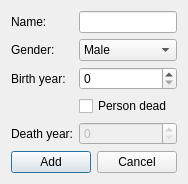
Above: Skil3/entity/person/addpersondialog.ui from AlexanderJosep/skil-3 before the change. Below: the same form after it.
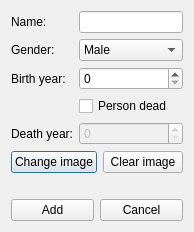
That is the form after the change.

The edit to the form file:
```diff
--- a/Skil3/entity/person/addpersondialog.ui
+++ b/Skil3/entity/person/addpersondialog.ui
@@ -112,6 +112,31 @@
        </item>
       </layout>
      </item>
+     <item>
+      <layout class="QHBoxLayout" name="horizontalLayout_2">
+       <item>
+        <widget class="QPushButton" name="imageSelection">
+         <property name="text">
+          <string>Change image</string>
+         </property>
+        </widget>
+       </item>
+       <item>
+        <widget class="QPushButton" name="removeImageButton">
+         <property name="text">
+          <string>Clear image</string>
+         </property>
+        </widget>
+       </item>
+      </layout>
+     </item>
+     <item>
+      <widget class="QLabel" name="imageLabel">
+       <property name="text">
+        <string/>
+       </property>
+      </widget>
+     </item>
      <item>
       <layout class="QHBoxLayout" name="horizontalLayout_3">
        <item>
```
Left out of the diff: 14 changed lines with no effect on the pictures.
